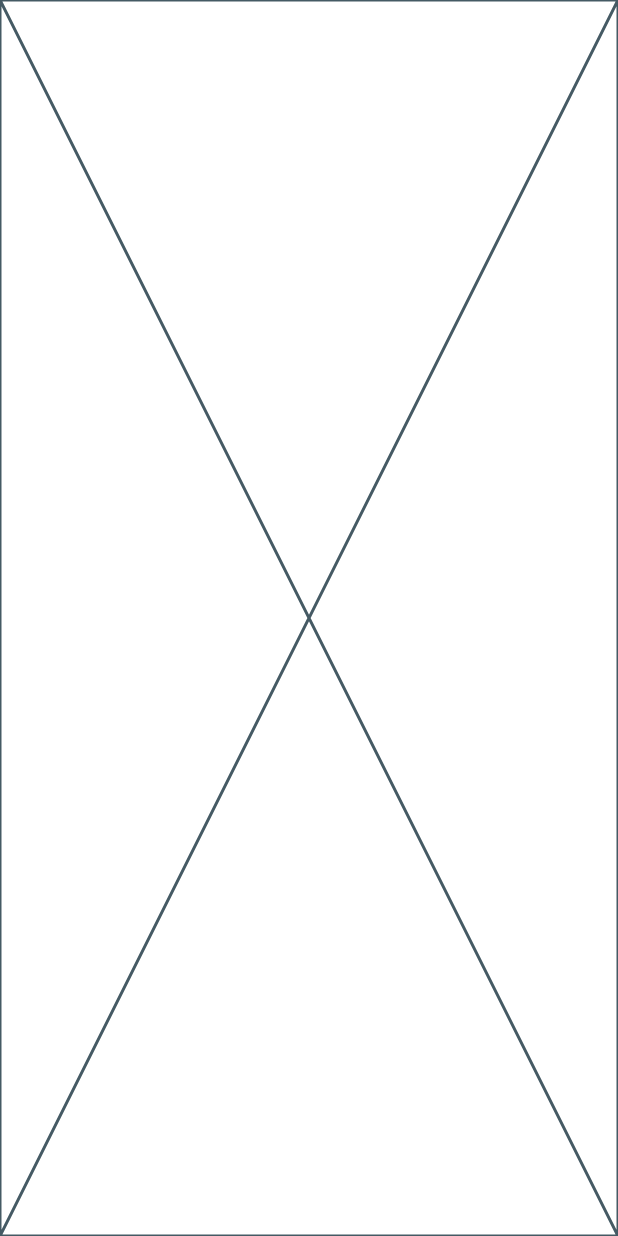
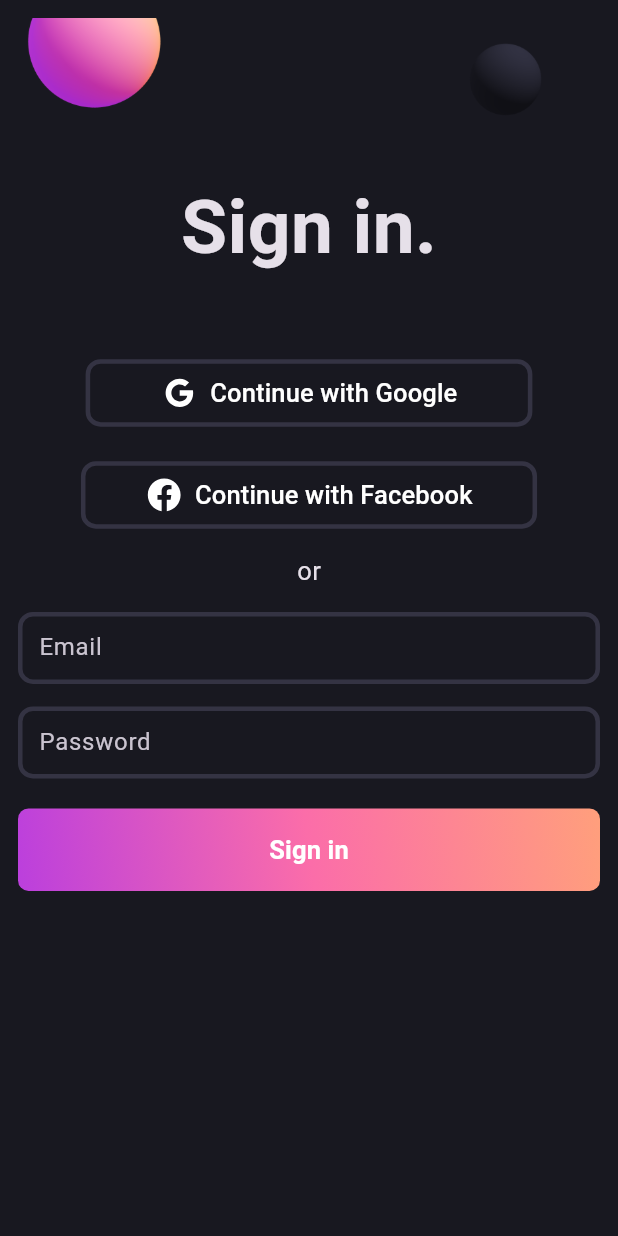
Before and after one commit to avadhksapariya/login_form_validation, a Flutter app: the screen it shows after launch, on a phone screen of 412 x 824 dp. Run offline on Flutter 3.47's test engine with Material 3 defaults, Android fonts, the phone set to English and light mode, and no system bars; our stand-ins replace flutter_bloc, flutter_svg.

Commit message:
Login Screen                - Integrted bloc logics to implement the login feature.                - Integrted routing to the home screen after deplayed loading.
               Bloc
               - Defined login event handler in the auth bloc.
               - Defined login event in the auth event.
               - Defined Various states of login event in the auth state.

               Miscellaneous
               - Added image and svg assets.
               - Added dependencies in pubspec.
               - Changed UI in to dark mode in main
               - Created custom widgets for social button, login field, gradient button and gradient circular progress indicator.
               - Defined necessary theme palette colors.

```diff
--- /dev/null
+++ b/lib/bloc/bloc_auth.dart
@@ -0,0 +1,35 @@
+import 'package:flutter/cupertino.dart';
+import 'package:flutter_bloc/flutter_bloc.dart';
+
+part 'bloc_auth_event.dart';
+part 'bloc_auth_state.dart';
+
+class AuthBloc extends Bloc<AuthEvent, AuthState> {
+  AuthBloc() : super(AuthInitial()) {
+    on<AuthLoginRequested>((event, emit) async {
+      emit(AuthLoading());
+      try {
+        final email = event.email;
+        final password = event.password;
+
+        if (RegExp(r"^[a-zA-Z0-9.a-zA-Z0-9.!#$%&'*+-/=?^_`{|}~]+@[a-zA-Z0-9]+\.[a-zA-Z]+").hasMatch(email) != true) {
+          emit(AuthFailure('Kindly add valid email address.'));
+          return;
+        }
+
+        if (password.length < 6) {
+          return emit(AuthFailure('Password cannot be less than 6 characters.'));
+        }
+
+        await Future.delayed(
+          const Duration(seconds: 1),
+          () {
+            return emit(AuthSuccess(uid: '${email.split('.').first}-$password'));
+          },
+        );
+      } on Exception catch (e) {
+        return emit(AuthFailure(e.toString()));
+      }
+    });
+  }
+}
--- /dev/null
+++ b/lib/bloc/bloc_auth_event.dart
@@ -0,0 +1,11 @@
+part of 'bloc_auth.dart';
+
+@immutable
+sealed class AuthEvent {}
+
+final class AuthLoginRequested extends AuthEvent {
+  AuthLoginRequested({required this.email, required this.password});
+
+  final String email;
+  final String password;
+}
--- /dev/null
+++ b/lib/bloc/bloc_auth_state.dart
@@ -0,0 +1,18 @@
+part of 'bloc_auth.dart';
+
+sealed class AuthState {}
+
+final class AuthInitial extends AuthState {}
+
+final class AuthSuccess extends AuthState {
+  AuthSuccess({required this.uid});
+  final String uid;
+}
+
+final class AuthFailure extends AuthState {
+  AuthFailure(this.error);
+
+  final String error;
+}
+
+final class AuthLoading extends AuthState {}
--- a/lib/main.dart
+++ b/lib/main.dart
@@ -1,4 +1,7 @@
 import 'package:flutter/material.dart';
+import 'package:flutter_bloc/flutter_bloc.dart';
+import 'package:login_form_validation/bloc/bloc_auth.dart';
+import 'package:login_form_validation/palette.dart';
 import 'package:login_form_validation/screen_login.dart';
 
 void main() {
@@ -10,13 +13,16 @@ class MyApp extends StatelessWidget {
 
   @override
   Widget build(BuildContext context) {
-    return MaterialApp(
-      title: 'Login Form',
-      theme: ThemeData(
-        colorScheme: ColorScheme.fromSeed(seedColor: Colors.deepPurple),
-        useMaterial3: true,
+    return BlocProvider(
+      create: (context) => AuthBloc(),
+      child: MaterialApp(
+        debugShowCheckedModeBanner: false,
+        title: 'Login Form',
+        theme: ThemeData.dark().copyWith(
+          scaffoldBackgroundColor: Palette.backgroundColor,
+        ),
+        home: const LoginScreen(),
       ),
-      home: const LoginScreen(),
     );
   }
 }
--- /dev/null
+++ b/lib/palette.dart
@@ -0,0 +1,10 @@
+import 'package:flutter/material.dart';
+
+class Palette {
+  static const Color backgroundColor = Color.fromRGBO(24, 24, 32, 1);
+  static const Color gradient1 = Color.fromRGBO(187, 63, 221, 1);
+  static const Color gradient2 = Color.fromRGBO(251, 109, 169, 1);
+  static const Color gradient3 = Color.fromRGBO(255, 159, 124, 1);
+  static const Color borderColor = Color.fromRGBO(52, 51, 67, 1);
+  static const Color whiteColor = Colors.white;
+}
--- /dev/null
+++ b/lib/screen_home.dart
@@ -0,0 +1,17 @@
+import 'package:flutter/material.dart';
+
+class HomeScreen extends StatelessWidget {
+  const HomeScreen({super.key});
+
+  @override
+  Widget build(BuildContext context) {
+    return Scaffold(
+      appBar: AppBar(
+        title: const Text('Home'),
+      ),
+      body: const Center(
+        child: Text('Welcome!'),
+      ),
+    );
+  }
+}
--- a/lib/screen_login.dart
+++ b/lib/screen_login.dart
@@ -1,4 +1,12 @@
 import 'package:flutter/material.dart';
+import 'package:flutter_bloc/flutter_bloc.dart';
+import 'package:login_form_validation/bloc/bloc_auth.dart';
+import 'package:login_form_validation/palette.dart';
+import 'package:login_form_validation/screen_home.dart';
+import 'package:login_form_validation/widgets/widget_gradient_button.dart';
+import 'package:login_form_validation/widgets/widget_gradient_circular_progress_indicator.dart';
+import 'package:login_form_validation/widgets/widget_login_field.dart';
+import 'package:login_form_validation/widgets/widget_social_button.dart';
 
 class LoginScreen extends StatefulWidget {
   const LoginScreen({super.key});
@@ -7,9 +15,113 @@ class LoginScreen extends StatefulWidget {
   State<LoginScreen> createState() => _LoginScreenState();
 }
 
-class _LoginScreenState extends State<LoginScreen> {
+class _LoginScreenState extends State<LoginScreen> with SingleTickerProviderStateMixin {
+  final emailController = TextEditingController();
+  final passwordController = TextEditingController();
+  late Animation<double> cpIndAnimation;
+  late AnimationController controller;
+
+  @override
+  void initState() {
+    super.initState();
+    controller = AnimationController(vsync: this, duration: const Duration(seconds: 1));
+    cpIndAnimation = Tween<double>(begin: 0.0, end: 1.0).animate(controller);
+    controller.addListener(() => setState(() {}));
+    controller.repeat();
+  }
+
+  @override
+  void dispose() {
+    controller.dispose();
+    super.dispose();
+  }
+
   @override
   Widget build(BuildContext context) {
-    return const Placeholder();
+    return Scaffold(
+      body: BlocConsumer<AuthBloc, AuthState>(
+        listener: (BuildContext context, state) {
+          if (state is AuthFailure) {
+            ScaffoldMessenger.of(context).showSnackBar(SnackBar(content: Text(state.error)));
+          }
+
+          if (state is AuthSuccess) {
+            Navigator.of(context)
+                .pushAndRemoveUntil(MaterialPageRoute(builder: (context) => const HomeScreen()), (route) => false);
+          }
+        },
+        builder: (BuildContext context, AuthState state) {
+          if (state is AuthLoading) {
+            return RotationTransition(
+              turns: cpIndAnimation,
+              child: const GradientCircularProgressIndicator(
+                radius: 20,
+                gradientColors: [
+                  Palette.gradient1,
+                  Palette.gradient2,
+                  Palette.gradient3,
+                ],
+                strokeWidth: 6.0,
+              ),
+            );
+          }
+          return SingleChildScrollView(
+            child: Center(
+              child: Padding(
+                padding: const EdgeInsets.all(12.0),
+                child: Column(
+                  children: [
+                    Image.asset('assets/images/signin_balls.png'),
+                    const Text(
+                      'Sign in.',
+                      style: TextStyle(
+                        fontWeight: FontWeight.bold,
+                        fontSize: 50,
+                      ),
+                    ),
+                    const SizedBox(height: 50),
+                    const SocialButton(iconPath: 'assets/svgs/g_logo.svg', label: 'Continue with Google'),
+                    const SizedBox(height: 20),
+                    const SocialButton(
+                      iconPath: 'assets/svgs/f_logo.svg',
+                      label: 'Continue with Facebook',
+                      horizontalPadding: 43,
+                    ),
+                    const SizedBox(height: 15),
+                    const Text(
+                      'or',
+                      style: TextStyle(
+                        fontSize: 17,
+                      ),
+                    ),
+                    const SizedBox(height: 15),
+                    LoginField(
+                      hintText: 'Email',
+                      controller: emailController,
+                    ),
+                    const SizedBox(height: 15),
+                    LoginField(
+                      hintText: 'Password',
+                      controller: passwordController,
+                    ),
+                    const SizedBox(height: 20),
+                    GradientButton(
+                      onPressed: () {
+                        context.read<AuthBloc>().add(
+                              AuthLoginRequested(
+                                email: emailController.text.trim(),
+                                password: passwordController.text.trim(),
+                              ),
+                            );
+                      },
+                    ),
+                  ],
+                ),
+              ),
+            ),
+          );
+        },
+      ),
+    );
   }
 }
--- /dev/null
+++ b/lib/widgets/widget_gradient_button.dart
@@ -0,0 +1,41 @@
+import 'package:flutter/material.dart';
+import 'package:login_form_validation/palette.dart';
+
+class GradientButton extends StatelessWidget {
+  const GradientButton({super.key, required this.onPressed});
+  final VoidCallback onPressed;
+
+  @override
+  Widget build(BuildContext context) {
+    return Container(
+      decoration: BoxDecoration(
+        gradient: const LinearGradient(
+          colors: [
+            Palette.gradient1,
+            Palette.gradient2,
+            Palette.gradient3,
+          ],
+          begin: Alignment.bottomLeft,
+          end: Alignment.topRight,
+        ),
+        borderRadius: BorderRadius.circular(7),
+      ),
+      child: ElevatedButton(
+        onPressed: onPressed,
+        style: ElevatedButton.styleFrom(
+          fixedSize: const Size(395, 55),
+          backgroundColor: Colors.transparent,
+          shadowColor: Colors.transparent,
+        ),
+        child: const Text(
+          'Sign in',
+          style: TextStyle(
+            color: Palette.whiteColor,
+            fontWeight: FontWeight.w600,
+            fontSize: 17,
+          ),
+        ),
+      ),
+    );
+  }
+}
--- /dev/null
+++ b/lib/widgets/widget_gradient_circular_progress_indicator.dart
@@ -0,0 +1,57 @@
+import 'dart:math';
+
+import 'package:flutter/material.dart';
+
+class GradientCircularProgressIndicator extends StatelessWidget {
+  const GradientCircularProgressIndicator({
+    super.key,
+    required this.radius,
+    required this.gradientColors,
+    this.strokeWidth = 10.0,
+  });
+
+  final double radius;
+  final List<Color> gradientColors;
+  final double strokeWidth;
+
+  @override
+  Widget build(BuildContext context) {
+    return CustomPaint(
+      size: Size.fromRadius(radius),
+      painter: GradientCircularProgressPainter(
+        radius: radius,
+        gradientColors: gradientColors,
+        strokeWidth: strokeWidth,
+      ),
+    );
+  }
+}
+
+class GradientCircularProgressPainter extends CustomPainter {
+  GradientCircularProgressPainter({
+    required this.radius,
+    required this.gradientColors,
+    required this.strokeWidth,
+  });
+
+  final double radius;
+  final List<Color> gradientColors;
+  final double strokeWidth;
+
+  @override
+  void paint(Canvas canvas, Size size) {
+    size = Size.fromRadius(radius);
+    double offset = strokeWidth / 2;
+    Rect rect = Offset(offset, offset) & Size(size.width - strokeWidth, size.height - strokeWidth);
+    var paint = Paint()
+      ..style = PaintingStyle.stroke
+      ..strokeWidth = strokeWidth;
+    paint.shader = SweepGradient(colors: gradientColors, startAngle: 0.0, endAngle: 2 * pi).createShader(rect);
+    canvas.drawArc(rect, 0.0, 2 * pi, false, paint);
+  }
+
+  @override
+  bool shouldRepaint(covariant CustomPainter oldDelegate) {
+    return true;
+  }
+}
--- /dev/null
+++ b/lib/widgets/widget_login_field.dart
@@ -0,0 +1,42 @@
+import 'package:flutter/material.dart';
+import 'package:login_form_validation/palette.dart';
+
+class LoginField extends StatelessWidget {
+  final String hintText;
+  final TextEditingController controller;
+  const LoginField({
+    super.key,
+    required this.hintText,
+    required this.controller,
+  });
+
+  @override
+  Widget build(BuildContext context) {
+    return ConstrainedBox(
+      constraints: const BoxConstraints(
+        maxWidth: 400,
+      ),
+      child: TextFormField(
+        controller: controller,
+        decoration: InputDecoration(
+          contentPadding: const EdgeInsets.all(10),
+          enabledBorder: OutlineInputBorder(
+            borderSide: const BorderSide(
+              color: Palette.borderColor,
+              width: 3,
+            ),
+            borderRadius: BorderRadius.circular(10),
+          ),
+          focusedBorder: OutlineInputBorder(
+            borderSide: const BorderSide(
+              color: Palette.gradient2,
+              width: 3,
+            ),
+            borderRadius: BorderRadius.circular(10),
+          ),
+          hintText: hintText,
+        ),
+      ),
+    );
+  }
+}
--- /dev/null
+++ b/lib/widgets/widget_social_button.dart
@@ -0,0 +1,44 @@
+import 'package:flutter/material.dart';
+import 'package:flutter_svg/flutter_svg.dart';
+import 'package:login_form_validation/palette.dart';
+
+class SocialButton extends StatelessWidget {
+  final String iconPath;
+  final String label;
+  final double horizontalPadding;
+  const SocialButton({
+    super.key,
+    required this.iconPath,
+    required this.label,
+    this.horizontalPadding = 50,
+  });
+
+  @override
+  Widget build(BuildContext context) {
+    return TextButton.icon(
+      onPressed: () {},
+      icon: SvgPicture.asset(
+        iconPath,
+        width: 25,
+        color: Palette.whiteColor,
+      ),
+      label: Text(
+        label,
+        style: const TextStyle(
+          color: Palette.whiteColor,
+          fontSize: 17,
+        ),
+      ),
+      style: TextButton.styleFrom(
+        padding: EdgeInsets.symmetric(vertical: 10, horizontal: horizontalPadding),
+        shape: RoundedRectangleBorder(
+          side: const BorderSide(
+            color: Palette.borderColor,
+            width: 3,
+          ),
+          borderRadius: BorderRadius.circular(10),
+        ),
+      ),
+    );
+  }
+}
```
Also changed, not shown: pubspec.yaml (+6 -4 lines), assets/images/signin_balls.png (added), assets/svgs/f_logo.svg (added), assets/svgs/g_logo.svg (added), pubspec.lock.
